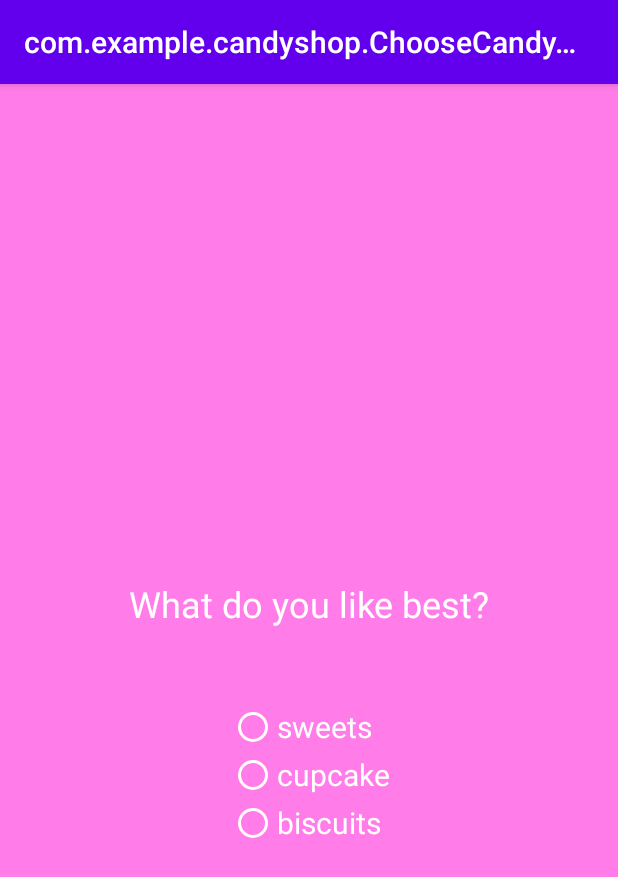
After one commit to annyaj/omsu-android, an Android app: the ChooseCandyActivity screen opened directly, with no data from a screen before it, on a phone screen of 412 x 824 dp. The commit adds this screen. Shown: the top 877 px of the screen. Run offline under Robolectric (Android 15) with nearby library versions, the phone set to English and light mode, and no system bars.

Commit message:
added activities for 5 day

```diff
--- /dev/null
+++ b/candyshop/src/main/java/com/example/candyshop/ChooseCandyActivity.java
@@ -0,0 +1,48 @@
+package com.example.candyshop;
+
+import androidx.appcompat.app.AppCompatActivity;
+
+import android.content.Intent;
+import android.os.Bundle;
+import android.view.View;
+import android.widget.RadioButton;
+
+public class ChooseCandyActivity extends AppCompatActivity implements View.OnClickListener {
+
+    @Override
+    protected void onCreate(Bundle savedInstanceState) {
+        super.onCreate(savedInstanceState);
+        setContentView(R.layout.activity_choose_candy);
+        RadioButton sweets = findViewById(R.id.choose_sweets);
+        RadioButton cupcake = findViewById(R.id.choose_cupcake);
+        RadioButton biscuits = findViewById(R.id.choose_biscuits);
+        sweets.setOnClickListener(this);
+        cupcake.setOnClickListener(this);
+        biscuits.setOnClickListener(this);
+    }
+
+    public final static String CANDY = "com.example.candyshop.CANDY";
+
+    @Override
+    public void onClick(View v) {
+        Intent answerIntent = new Intent();
+
+        switch (v.getId()) {
+            case R.id.choose_biscuits:
+                answerIntent.putExtra(CANDY, getText(R.string.choose_biscuits_radio));
+                break;
+            case R.id.choose_cupcake:
+                answerIntent.putExtra(CANDY, getText(R.string.choose_cupcake_radio));
+                break;
+            case R.id.choose_sweets:
+                answerIntent.putExtra(CANDY, getText(R.string.choose_sweets_radio));
+                break;
+
+            default:
+                break;
+        }
+
+        setResult(RESULT_OK, answerIntent);
+        finish();
+    }
+}
--- /dev/null
+++ b/candyshop/src/main/res/layout/activity_choose_candy.xml
@@ -0,0 +1,67 @@
+<?xml version="1.0" encoding="utf-8"?>
+<androidx.constraintlayout.widget.ConstraintLayout xmlns:android="http://schemas.android.com/apk/res/android"
+    xmlns:app="http://schemas.android.com/apk/res-auto"
+    xmlns:tools="http://schemas.android.com/tools"
+    android:layout_width="match_parent"
+    android:layout_height="match_parent"
+    android:background="@color/pink_color"
+    tools:context=".ChooseCandyActivity">
+
+    <RadioGroup
+        android:id="@+id/radioGroup"
+        android:layout_width="wrap_content"
+        android:layout_height="wrap_content"
+        android:layout_marginTop="50dp"
+        app:layout_constraintEnd_toEndOf="parent"
+        app:layout_constraintHorizontal_bias="0.5"
+        app:layout_constraintStart_toStartOf="parent"
+        app:layout_constraintTop_toBottomOf="@+id/textView3">
+
+        <RadioButton
+            android:id="@+id/choose_sweets"
+            style="@android:style/Widget.CompoundButton.RadioButton"
+            android:layout_width="wrap_content"
+            android:layout_height="wrap_content"
+            android:button="?android:attr/listChoiceIndicatorSingle"
+            android:buttonTint="@android:color/background_light"
+            android:text="@string/choose_sweets_radio"
+            android:textColor="@android:color/background_light"
+            android:textSize="20sp" />
+
+        <RadioButton
+            android:id="@+id/choose_cupcake"
+            style="@android:style/Widget.CompoundButton.RadioButton"
+            android:layout_width="wrap_content"
+            android:layout_height="wrap_content"
+            android:button="?android:attr/listChoiceIndicatorSingle"
+            android:buttonTint="@android:color/background_light"
+            android:text="@string/choose_cupcake_radio"
+            android:textColor="@android:color/background_light"
+            android:textSize="20sp" />
+
+        <RadioButton
+            android:id="@+id/choose_biscuits"
+            style="@android:style/Widget.CompoundButton.RadioButton"
+            android:layout_width="wrap_content"
+            android:layout_height="wrap_content"
+            android:button="?android:attr/listChoiceIndicatorSingle"
+            android:buttonTint="@android:color/background_light"
+            android:text="@string/choose_biscuits_radio"
+            android:textColor="@android:color/background_light"
+            android:textSize="20sp" />
+    </RadioGroup>
+
+    <TextView
+        android:id="@+id/textView3"
+        android:layout_width="wrap_content"
+        android:layout_height="wrap_content"
+        android:layout_marginTop="330dp"
+        android:text="@string/choose_text_what"
+        android:textColor="@android:color/background_light"
+        android:textSize="24sp"
+        app:layout_constraintEnd_toEndOf="parent"
+        app:layout_constraintHorizontal_bias="0.5"
+        app:layout_constraintStart_toStartOf="parent"
+        app:layout_constraintTop_toTopOf="parent" />
+
+</androidx.constraintlayout.widget.ConstraintLayout>
--- a/candyshop/src/main/res/values/strings.xml
+++ b/candyshop/src/main/res/values/strings.xml
@@ -8,4 +8,17 @@
         We hope you enjoy it.
    </string>
     <string name="about_title">About us</string>
+    <string name="questionary_title">Questionary</string>
+    <string name="login_button_text">Log in</string>
+    <string name="edit_login_name">Username</string>
+    <string name="fill_edit">Sweet</string>
+    <string name="questionary_choose">Choose your favorite sweets ^_^</string>
+    <string name="questionary_hello">Hello, </string>
+    <string name="login_label">Login</string>
+    <string name="choose_text_what">What do you like best?</string>
+    <string name="choose_sweets_radio">sweets</string>
+    <string name="choose_cupcake_radio">cupcake</string>
+    <string name="choose_biscuits_radio">biscuits</string>
+    <string name="qyestionary_no_choosen">Oh, choose again</string>
+    <string name="questionary_choosen_text">Most of all you like </string>
 </resources>
```
Also changed, not shown: candyshop/src/main/AndroidManifest.xml (+10 -3 lines), candyshop/src/main/java/com/example/candyshop/LoginActivity.java (added, +34 -0 lines), candyshop/src/main/java/com/example/candyshop/MainActivity.java (+10 -0 lines), candyshop/src/main/java/com/example/candyshop/QuestionaryActivity.java (added, +51 -0 lines), candyshop/src/main/res/layout/activity_login.xml (added, +42 -0 lines), candyshop/src/main/res/layout/activity_main.xml (+18 -2 lines), candyshop/src/main/res/layout/activity_questionary.xml (added, +35 -0 lines), candyshop/src/main/res/drawable-xxxhdpi/candis.png (added), candyshop/src/main/res/drawable-xxxhdpi/cupcake.png (added).
